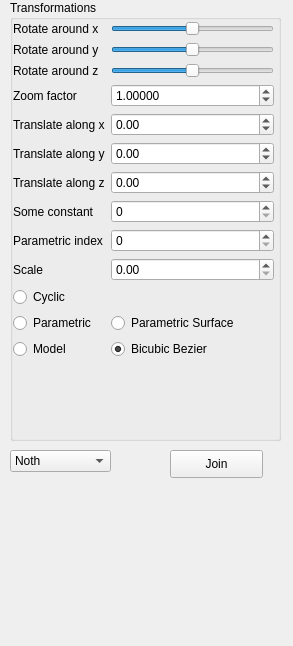
Old version of the form GUI/SideWidget.ui in the repository bence21/Grafika.
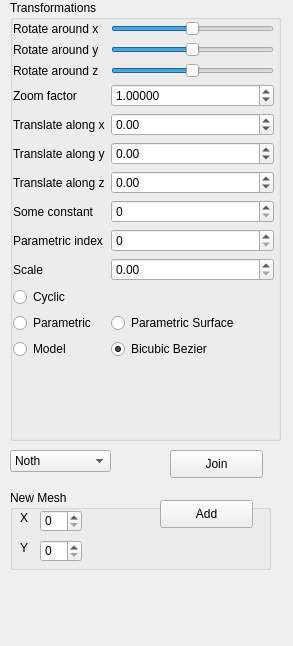
New version of the form.

Diff of the .ui file:
```diff
--- a/GUI/SideWidget.ui
+++ b/GUI/SideWidget.ui
@@ -344,6 +344,78 @@
     </property>
    </item>
   </widget>
+  <widget class="QGroupBox" name="groupBox_2">
+   <property name="geometry">
+    <rect>
+     <x>10</x>
+     <y>490</y>
+     <width>261</width>
+     <height>80</height>
+    </rect>
+   </property>
+   <property name="title">
+    <string>New Mesh</string>
+   </property>
+   <widget class="QSpinBox" name="newMeshXSpinBox">
+    <property name="geometry">
+     <rect>
+      <x>30</x>
+      <y>20</y>
+      <width>42</width>
+      <height>22</height>
+     </rect>
+    </property>
+   </widget>
+   <widget class="QSpinBox" name="newMeshYSpinBox">
+    <property name="geometry">
+     <rect>
+      <x>30</x>
+      <y>50</y>
+      <width>42</width>
+      <height>22</height>
+     </rect>
+    </property>
+   </widget>
+   <widget class="QLabel" name="label_11">
+    <property name="geometry">
+     <rect>
+      <x>10</x>
+      <y>20</y>
+      <width>21</width>
+      <height>16</height>
+     </rect>
+    </property>
+    <property name="text">
+     <string>X</string>
+    </property>
+   </widget>
+   <widget class="QLabel" name="label_12">
+    <property name="geometry">
+     <rect>
+      <x>10</x>
+      <y>50</y>
+      <width>21</width>
+      <height>16</height>
+     </rect>
+    </property>
+    <property name="text">
+     <string>Y</string>
+    </property>
+   </widget>
+   <widget class="QPushButton" name="newMeshButton">
+    <property name="geometry">
+     <rect>
+      <x>150</x>
+      <y>10</y>
+      <width>93</width>
+      <height>28</height>
+     </rect>
+    </property>
+    <property name="text">
+     <string>Add</string>
+    </property>
+   </widget>
+  </widget>
  </widget>
  <resources/>
  <connections>
```
